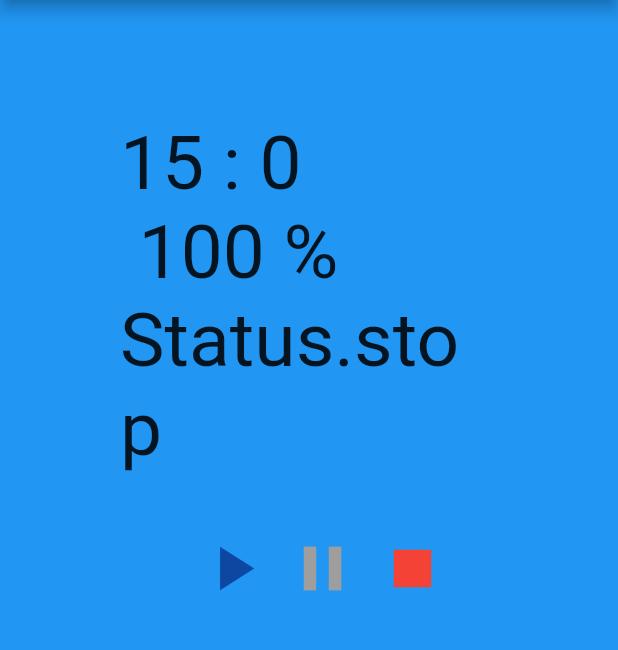
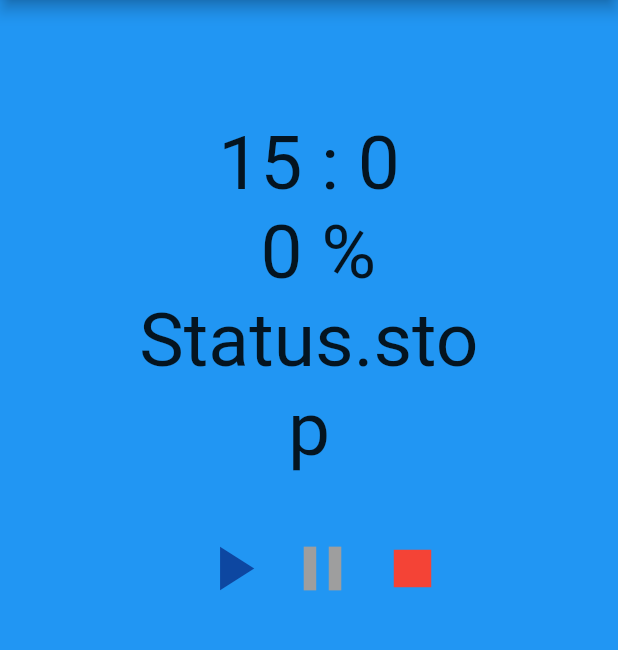
Before and after one commit to Mavioux/pomodoro_flutter, a Flutter app: the screen it shows after launch, on a phone screen of 412 x 824 dp, the part 84-734 px from its top. Run offline on Flutter 3.47's test engine with Material 2 defaults, Android fonts, the phone set to English and light mode, and no system bars.

Commit message:
Details in layout and in Clock initialization

```diff
--- a/lib/buttons.dart
+++ b/lib/buttons.dart
@@ -10,7 +10,9 @@ class Buttons extends StatelessWidget {
   @override
   Widget build(BuildContext context) {
     return Container(
+        // color: Colors.green,
         margin: const EdgeInsets.all(30),
+        child: Center(
           child: Row(
             children: [
               IconButton(
@@ -37,6 +39,6 @@ class Buttons extends StatelessWidget {
             ],
             mainAxisAlignment: MainAxisAlignment.spaceEvenly,
           ),
-    );
+        ));
   }
 }
--- a/lib/clock.dart
+++ b/lib/clock.dart
@@ -5,8 +5,12 @@ import 'package:pomodoro/buttons.dart';
 enum Status { play, pause, stop }
 
 class Clock extends StatefulWidget {
+  final minutes;
+  final seconds;
   const Clock({
     Key key,
+    this.minutes = 15,
+    this.seconds = 0,
   });
 
   @override
@@ -46,8 +50,8 @@ class _ClockState extends State<Clock> {
     super.initState();
 
     // sets first value
-    _minutes = 15;
-    _seconds = 0;
+    _minutes = widget.minutes;
+    _seconds = widget.seconds;
     _now = DateTime.now().millisecondsSinceEpoch;
     _initialTime = _now;
     _then = DateTime.now()
@@ -57,7 +61,7 @@ class _ClockState extends State<Clock> {
     print('Got initialized!');
 
     // defines a timer
-    _everySecond = Timer.periodic(Duration(seconds: 1), (Timer t) {
+    _everySecond = Timer.periodic(Duration(milliseconds: 500), (Timer t) {
       setState(() {
         switch (status.toString()) {
           case 'Status.play':
@@ -89,9 +93,13 @@ class _ClockState extends State<Clock> {
             break;
           case 'Status.stop':
             print('Stop');
-            _minutes = 15;
-            _seconds = 0;
+            _minutes = widget.minutes;
+            _seconds = widget.seconds;
+            _now = DateTime.now().millisecondsSinceEpoch;
             _previousState = 'Status.pause';
+            _then = DateTime.now()
+                .add(new Duration(minutes: _minutes, seconds: _seconds))
+                .millisecondsSinceEpoch;
             print(_now.toString() + " " + _then.toString());
             print(_minutes.toString() + " " + _seconds.toString());
             break;
@@ -122,9 +130,12 @@ class _ClockState extends State<Clock> {
               style: TextStyle(
                 fontSize: 50,
               ),
+              textAlign: TextAlign.center,
             ),
           ),
-          Buttons(_play, _pause, _stop),
+          Center(
+            child: Buttons(_play, _pause, _stop),
+          )
         ],
       ),
     );
--- a/lib/main_body.dart
+++ b/lib/main_body.dart
@@ -19,7 +19,10 @@ class _MainBodyState extends State<MainBody> {
       child: Center(
         child: Column(
           children: [
-            Clock(),
+            Clock(
+              minutes: 15,
+              seconds: 0,
+            ),
           ],
         ),
       ),
```
Lines whose indentation alone changed are shown as unchanged.
